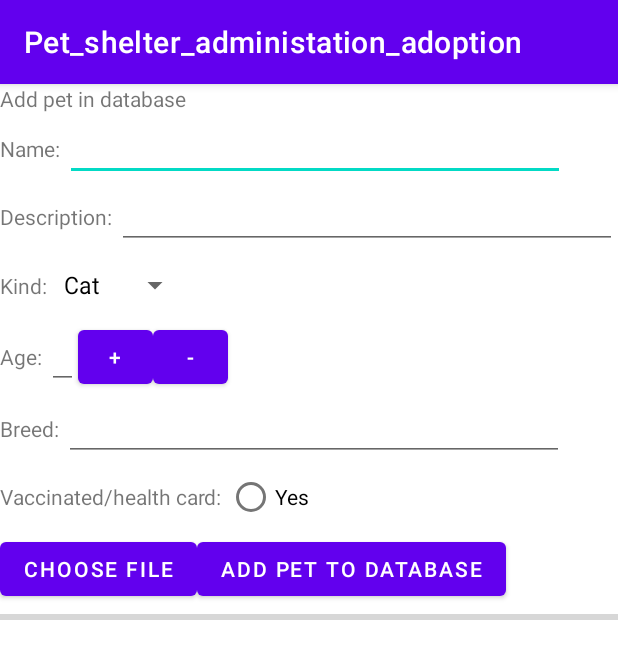
After one commit to ameliastefania/Pet-shelter-administration-and-adoption, an Android app: the AdminMainPage screen opened directly, with no data from a screen before it, on a phone screen of 412 x 824 dp. The commit adds this screen. Shown: the top 659 px of the screen. Run offline under Robolectric (Android 15) with nearby library versions, the phone set to English and light mode, and no system bars; our stand-ins replace Firebase (no records; nobody signed in at launch, a user with empty details on screens opened directly).

Commit message:
admin activity - add pet to database + upload image

```diff
--- a/app/build.gradle
+++ b/app/build.gradle
@@ -69,6 +69,7 @@ dependencies {
     implementation 'androidx.compose.ui:ui-tooling-preview'
     implementation 'androidx.compose.material3:material3'
     implementation 'com.google.firebase:firebase-database:20.2.1'
+    implementation 'com.google.firebase:firebase-storage:20.2.0'
     testImplementation 'junit:junit:4.13.2'
     androidTestImplementation 'androidx.test.ext:junit:1.1.5'
     androidTestImplementation 'androidx.test.espresso:espresso-core:3.5.1'
--- a/app/src/main/AndroidManifest.xml
+++ b/app/src/main/AndroidManifest.xml
@@ -11,6 +11,9 @@
         android:supportsRtl="true"
         android:theme="@style/Theme.Pet_shelter_administation_adoption"
         tools:targetApi="31">
+        <activity
+            android:name=".AdminMainPage"
+            android:exported="false" />
         <activity
             android:name=".ClientMainActivity"
             android:exported="false" />
--- /dev/null
+++ b/app/src/main/java/com/example/pet_shelter_administation_adoption/AdminMainPage.java
@@ -0,0 +1,223 @@
+package com.example.pet_shelter_administation_adoption;
+
+import android.content.ContentResolver;
+import android.content.Intent;
+import android.net.Uri;
+import android.os.Bundle;
+import android.os.Handler;
+import android.view.View;
+import android.webkit.MimeTypeMap;
+import android.widget.AdapterView;
+import android.widget.ArrayAdapter;
+import android.widget.Button;
+import android.widget.EditText;
+import android.widget.ImageView;
+import android.widget.ProgressBar;
+import android.widget.RadioButton;
+import android.widget.Spinner;
+import android.widget.Toast;
+
+import androidx.annotation.NonNull;
+import androidx.appcompat.app.AppCompatActivity;
+
+import com.google.android.gms.tasks.OnFailureListener;
+import com.google.android.gms.tasks.OnSuccessListener;
+import com.google.firebase.firestore.CollectionReference;
+import com.google.firebase.firestore.FirebaseFirestore;
+import com.google.firebase.storage.FirebaseStorage;
+import com.google.firebase.storage.OnProgressListener;
+import com.google.firebase.storage.StorageReference;
+import com.google.firebase.storage.StorageTask;
+import com.google.firebase.storage.UploadTask;
+
+public class AdminMainPage extends AppCompatActivity implements AdapterView.OnItemSelectedListener {
+
+    FirebaseFirestore firestore = FirebaseFirestore.getInstance();
+    CollectionReference petCollection = null;
+    StorageReference storageRef;
+    private static final int PICK_IMAGE_REQUEST = 1;
+    private Uri imgURI;
+    EditText etPetName;
+    EditText etPetDescription;
+    EditText etPetBreed;
+    RadioButton rbIsVaccinated;
+    ImageView imgView;
+    ProgressBar pbUploadImg;
+    Spinner spPetBreed;
+
+    String petName;
+    String petDescription;
+    String petKind;
+    String petBreed;
+    Boolean isVaccinated;
+    int petAge;
+    Spinner spKind;
+    int [] ageValues = {0};
+
+    private StorageTask mUploadTask;
+    public enum petKindEnum {Cat, Dog};
+
+    @Override
+    protected void onCreate(Bundle savedInstanceState) {
+        super.onCreate(savedInstanceState);
+        setContentView(R.layout.activity_admin_main_page);
+
+        spKind = (Spinner) findViewById(R.id.spPetKind);
+        ArrayAdapter<CharSequence> arrayAdapterKind = ArrayAdapter.createFromResource(this, R.array.kind_array, androidx.appcompat.R.layout.support_simple_spinner_dropdown_item);
+        spKind.setAdapter(arrayAdapterKind);
+        spKind.setOnItemSelectedListener(this);
+
+        Button btnIncrementAge = (Button) findViewById(R.id.btnIncrementAge);
+        Button btnDecrementAge = (Button) findViewById(R.id.btnDecrementAge);
+        EditText etPetAge = (EditText) findViewById(R.id.etPetAge);
+
+        btnIncrementAge.setOnClickListener(new View.OnClickListener() {
+            @Override
+            public void onClick(View view) {
+                int max = 6;
+                if (ageValues[0] < max) {
+                    ageValues[0] ++;
+                    etPetAge.setText("" + ageValues[0]);
+                } else {
+                    etPetAge.setText("" + max);
+                }
+            }
+        });
+
+        btnDecrementAge.setOnClickListener(new View.OnClickListener() {
+            @Override
+            public void onClick(View view) {
+                int min = 0;
+                if (ageValues[0] > min) {
+                    ageValues[0] --;
+                    etPetAge.setText("" + ageValues[0]);
+                } else {
+                    etPetAge.setText("" + min);
+                }
+            }
+        });
+
+        etPetName = (EditText) findViewById(R.id.etAddPetName);
+        etPetDescription = (EditText) findViewById(R.id.addPetDescription);
+        etPetBreed = (EditText) findViewById(R.id.etPetBreed);
+        rbIsVaccinated = (RadioButton) findViewById(R.id.rbIsVaccinated);
+        imgView = (ImageView) findViewById(R.id.image_view);
+
+        pbUploadImg = (ProgressBar) findViewById(R.id.progress_bar);
+        Button btnChooseFile = (Button) findViewById(R.id.btnChooseFile);
+        Button btnUploadFile = (Button) findViewById(R.id.btnUploadFile);
+
+
+        storageRef = FirebaseStorage.getInstance().getReference("uploads"); /*uploads is the name directory where the pics shall be stored*/
+        petCollection = firestore.collection("pets");
+
+        btnChooseFile.setOnClickListener(new View.OnClickListener() {
+            @Override
+            public void onClick(View view) {
+                openFileChooser();
+            }
+        });
+
+        btnUploadFile.setOnClickListener(new View.OnClickListener() {
+            @Override
+            public void onClick(View view) {
+                if (mUploadTask != null && mUploadTask.isInProgress()) {
+                    Toast.makeText(AdminMainPage.this, "Upload in progress", Toast.LENGTH_SHORT).show();
+                } else {
+                    uploadFile();
+                }
+            }
+        });
+    }
+    public void openFileChooser() {
+        Intent intent = new Intent();
+        intent.setType("image/*");
+        intent.setAction(Intent.ACTION_GET_CONTENT);
+        startActivityForResult(intent, PICK_IMAGE_REQUEST);
+    }
+
+    private String getFileExtension(Uri uri) {
+        ContentResolver cR = getContentResolver();
+        MimeTypeMap mime = MimeTypeMap.getSingleton();
+        return mime.getExtensionFromMimeType(cR.getType(uri));
+    }
+
+    public void uploadFile() {
+        if (imgURI!=null) {
+            /* we create here a subnode (a reference for the new uploaded file)
+             under 'uploads' dir (stored in the 'storageRef' variable)
+            * in this way, we shall store the images independently
+            * to avoid overwriting them in the firebase
+            * */
+            StorageReference fileRef = storageRef.child(System.currentTimeMillis() + "." + getFileExtension(imgURI));
+            mUploadTask = fileRef.putFile(imgURI)
+                    .addOnSuccessListener(new OnSuccessListener<UploadTask.TaskSnapshot>() {
+                        @Override
+                        public void onSuccess(UploadTask.TaskSnapshot taskSnapshot) {
+                            Handler handler = new Handler();
+                            handler.postDelayed(new Runnable() {
+                                @Override
+                                public void run() {
+                                    pbUploadImg.setProgress(0);
+                                }
+                            }, 500);
+
+                            Toast.makeText(AdminMainPage.this, "Upload successfully", Toast.LENGTH_LONG).show();
+                            petName = etPetName.getText().toString();
+                            petDescription = etPetDescription.getText().toString();
+                            petKind = spKind.getSelectedItem().toString();
+                            petAge = ageValues[0];
+                            petBreed = etPetBreed.getText().toString();
+
+                            Boolean rbChecked = rbIsVaccinated.isChecked();
+                            if (rbChecked) {
+                                isVaccinated = Boolean.TRUE;
+                            } else {
+                                isVaccinated = Boolean.FALSE;
+                            }
+
+                            Pet petObj = new Pet(petName,petDescription,petKind,petAge,petBreed,isVaccinated,taskSnapshot.getUploadSessionUri().toString());
+                            petCollection.document().set(petObj);
+                        }
+                    })
+                    .addOnFailureListener(new OnFailureListener() {
+                        @Override
+                        public void onFailure(@NonNull Exception e) {
+                            Toast.makeText(AdminMainPage.this, e.getMessage(), Toast.LENGTH_SHORT).show();
+                        }
+                    })
+                    .addOnProgressListener(new OnProgressListener<UploadTask.TaskSnapshot>() {
+                        @Override
+                        public void onProgress(@NonNull UploadTask.TaskSnapshot snapshot) {
+                            double progress = (100.0 * snapshot.getBytesTransferred() / snapshot.getTotalByteCount());
+                            pbUploadImg.setProgress((int) progress);
+                        }
+                    });
+        } else {
+            Toast.makeText(this, "No file selected", Toast.LENGTH_SHORT).show();
+        }
+    }
+
+    @Override
+    public void onItemSelected(AdapterView<?> adapterView, View view, int i, long l) {
+        Toast.makeText(this, "onItemSelected: " + adapterView.getItemAtPosition(i), Toast.LENGTH_LONG).show();
+
+    }
+
+    @Override
+    public void onNothingSelected(AdapterView<?> adapterView) {
+        Toast.makeText(this, "onNothingSelected: " + adapterView.getItemAtPosition(0), Toast.LENGTH_LONG).show();
+    }
+
+    @Override
+    protected void onActivityResult(int requestCode, int resultCode, Intent data) {
+
+        super.onActivityResult(requestCode, resultCode, data);
+
+        if (requestCode == PICK_IMAGE_REQUEST && resultCode == RESULT_OK
+                && data != null && data.getData() != null) {
+            imgURI = data.getData();
+            imgView.setImageURI(imgURI);
+        }
+    }
+}
--- a/app/src/main/java/com/example/pet_shelter_administation_adoption/LogIn.java
+++ b/app/src/main/java/com/example/pet_shelter_administation_adoption/LogIn.java
@@ -74,7 +74,7 @@ public class LogIn extends AppCompatActivity {
         if (auth.getCurrentUser() != null) {
             /*TO DO
             * check for user role from your collection => query */
-            startActivity(new Intent(LogIn.this, ClientMainActivity.class));
+            startActivity(new Intent(LogIn.this, AdminMainPage.class));
         }
     }
 
--- /dev/null
+++ b/app/src/main/res/layout/activity_admin_main_page.xml
@@ -0,0 +1,153 @@
+<?xml version="1.0" encoding="utf-8"?>
+<LinearLayout xmlns:android="http://schemas.android.com/apk/res/android"
+    android:layout_width="match_parent"
+    android:layout_height="match_parent"
+    android:orientation="vertical">
+
+    <TextView
+        android:layout_width="match_parent"
+        android:layout_height="wrap_content"
+        android:text="Add pet in database" />
+
+    <LinearLayout
+        android:layout_width="match_parent"
+        android:layout_height="wrap_content"
+        android:orientation="horizontal">
+
+        <TextView
+            android:layout_width="wrap_content"
+            android:layout_height="wrap_content"
+            android:text="Name: " />
+
+        <EditText
+            android:layout_width="500px"
+            android:layout_height="wrap_content"
+            android:id="@+id/etAddPetName" />
+    </LinearLayout>
+
+    <LinearLayout
+        android:layout_width="match_parent"
+        android:layout_height="wrap_content"
+        android:orientation="horizontal">
+
+        <TextView
+            android:layout_width="wrap_content"
+            android:layout_height="wrap_content"
+            android:text="Description: " />
+
+        <EditText
+            android:layout_width="500px"
+            android:layout_height="wrap_content"
+            android:id="@+id/addPetDescription" />
+    </LinearLayout>
+
+    <LinearLayout
+        android:layout_width="match_parent"
+        android:layout_height="wrap_content"
+        android:orientation="horizontal">
+
+        <TextView
+            android:layout_width="wrap_content"
+            android:layout_height="wrap_content"
+            android:text="Kind: " />
+
+        <Spinner
+            android:layout_width="wrap_content"
+            android:layout_height="wrap_content"
+            android:id="@+id/spPetKind" />
+    </LinearLayout>
+
+    <LinearLayout
+        android:layout_width="match_parent"
+        android:layout_height="wrap_content"
+        android:orientation="horizontal">
+
+        <TextView
+            android:layout_width="wrap_content"
+            android:layout_height="wrap_content"
+            android:text="Age: " />
+
+        <EditText
+            android:layout_width="wrap_content"
+            android:layout_height="wrap_content"
+            android:id="@+id/etPetAge" />
+
+        <Button
+            android:layout_width="50dp"
+            android:layout_height="wrap_content"
+            android:text="+"
+            android:id="@+id/btnIncrementAge"/>
+
+        <Button
+            android:layout_width="50dp"
+            android:layout_height="wrap_content"
+            android:text="-"
+            android:id="@+id/btnDecrementAge"/>
+
+    </LinearLayout>
+
+    <LinearLayout
+        android:layout_width="match_parent"
+        android:layout_height="wrap_content"
+        android:orientation="horizontal">
+
+        <TextView
+            android:layout_width="wrap_content"
+            android:layout_height="wrap_content"
+            android:text="Breed: " />
+
+        <EditText
+            android:layout_width="500px"
+            android:layout_height="wrap_content"
+            android:id="@+id/etPetBreed" />
+    </LinearLayout>
+
+    <LinearLayout
+        android:layout_width="match_parent"
+        android:layout_height="wrap_content"
+        android:orientation="horizontal">
+
+        <TextView
+            android:layout_width="wrap_content"
+            android:layout_height="wrap_content"
+            android:text="Vaccinated/health card: " />
+
+        <RadioButton
+            android:layout_width="wrap_content"
+            android:layout_height="wrap_content"
+            android:id="@+id/rbIsVaccinated"
+            android:text="Yes"/>
+    </LinearLayout>
+
+    <LinearLayout
+        android:layout_width="match_parent"
+        android:layout_height="wrap_content"
+        android:orientation="horizontal" >
+
+        <Button
+            android:layout_width="wrap_content"
+            android:layout_height="wrap_content"
+            android:text="Choose file"
+            android:id="@+id/btnChooseFile"/>
+
+        <Button
+            android:layout_width="wrap_content"
+            android:layout_height="wrap_content"
+            android:text="Add pet to database"
+            android:id="@+id/btnUploadFile" />
+    </LinearLayout>
+
+    <ProgressBar
+        android:layout_width="match_parent"
+        android:layout_height="wrap_content"
+        style="@style/Widget.AppCompat.ProgressBar.Horizontal"
+        android:id="@+id/progress_bar"
+        android:layout_marginBottom="16dp"/>
+
+    <ImageView
+        android:layout_width="match_parent"
+        android:layout_height="match_parent"
+        android:id="@+id/image_view"
+        android:layout_marginTop="16dp"/>
+
+</LinearLayout>
--- a/app/src/main/res/values/strings.xml
+++ b/app/src/main/res/values/strings.xml
@@ -5,4 +5,8 @@
         <item>Future Parents</item>
         <item>Pet Guardians</item>
     </string-array>
+    <string-array name="kind_array">
+        <item>Cat</item>
+        <item>Dog</item>
+    </string-array>
 </resources>
--- a/build.gradle
+++ b/build.gradle
@@ -10,7 +10,7 @@ buildscript {
     dependencies {
         // Add the dependency for the Google services Gradle plugin
         classpath 'com.google.gms:google-services:4.3.15'
-
+        classpath 'com.cepheuen.elegant-number-button:lib:1.0.2'
     }
 }
 
```
Also changed, not shown: app/src/main/java/com/example/pet_shelter_administation_adoption/Pet.java (added, +118 -0 lines).
